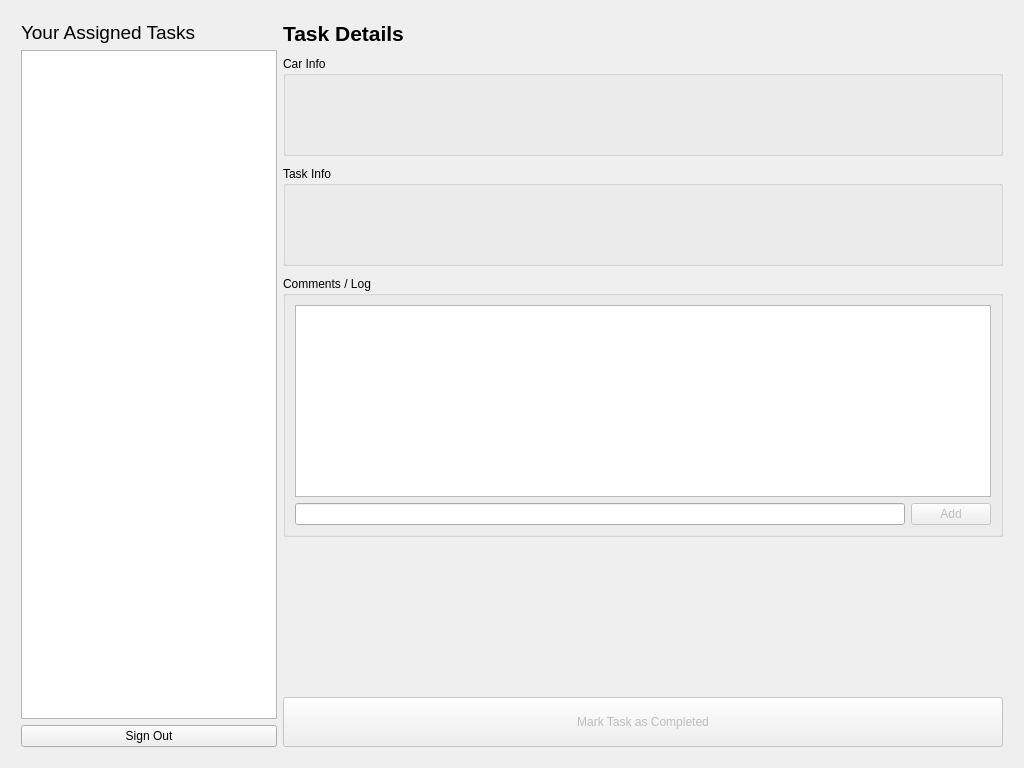
Before: the Qt Designer form AutoMagik/AutoMagik.ui in AlexOfRivia/AutoMagik, drawn with Qt 5.
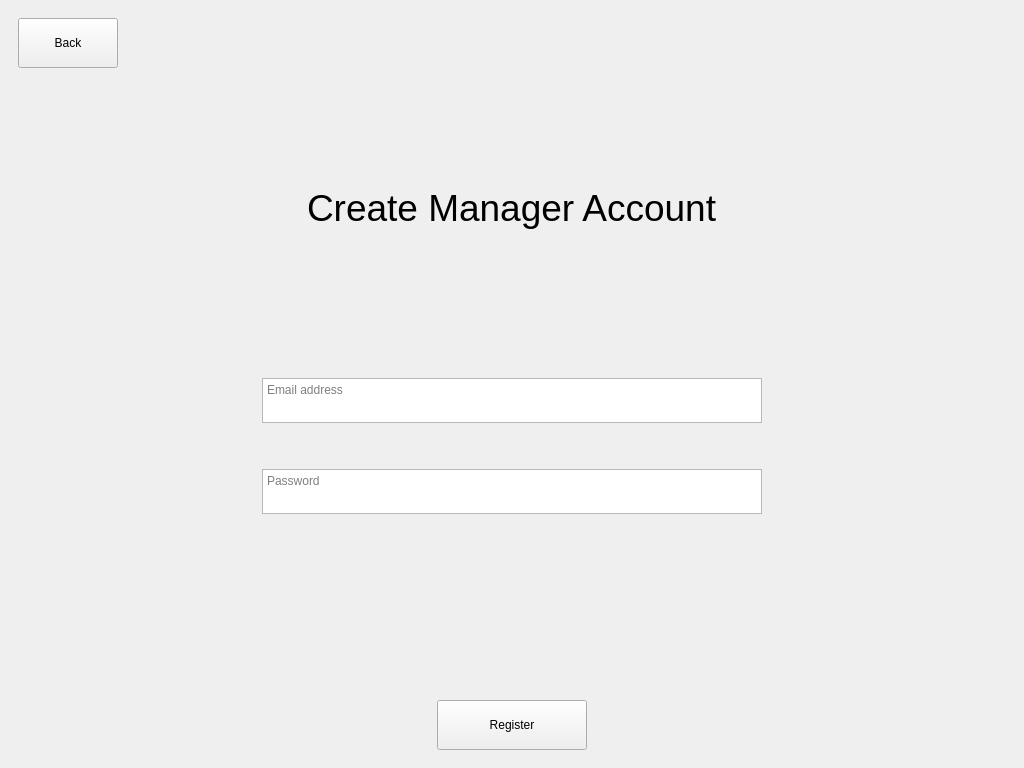
After: the same form once the commit is applied. The open tabs and pages were chosen to show the change. Icons and pictures are not drawn.

Commit message: Added register manager page

The edit to the form file:
```diff
--- a/AutoMagik/AutoMagik.ui
+++ b/AutoMagik/AutoMagik.ui
@@ -40,7 +40,7 @@
     </string>
   </property>
   <widget class="QWidget" name="centralWidget">
-   <layout class="QVBoxLayout" name="verticalLayout_5">
+   <layout class="QVBoxLayout" name="verticalLayout_7">
     <item>
      <widget class="QStackedWidget" name="stackedWidget">
       <property name="currentIndex">
@@ -448,6 +448,233 @@
         </item>
        </layout>
       </widget>
+      <widget class="QWidget" name="registerManagerPage">
+       <layout class="QVBoxLayout" name="verticalLayout_5">
+        <item>
+         <layout class="QVBoxLayout" name="verticalLayout_6">
+          <item>
+           <layout class="QHBoxLayout" name="horizontalLayout_15">
+            <item>
+             <widget class="QPushButton" name="backButton3">
+              <property name="minimumSize">
+               <size>
+                <width>100</width>
+                <height>50</height>
+               </size>
+              </property>
+              <property name="text">
+               <string>Back</string>
+              </property>
+             </widget>
+            </item>
+            <item>
+             <spacer name="horizontalSpacer_16">
+              <property name="orientation">
+               <enum>Qt::Orientation::Horizontal</enum>
+              </property>
+              <property name="sizeHint" stdset="0">
+               <size>
+                <width>40</width>
+                <height>20</height>
+               </size>
+              </property>
+             </spacer>
+            </item>
+           </layout>
+          </item>
+          <item>
+           <spacer name="verticalSpacer_12">
+            <property name="orientation">
+             <enum>Qt::Orientation::Vertical</enum>
+            </property>
+            <property name="sizeType">
+             <enum>QSizePolicy::Policy::Preferred</enum>
+            </property>
+            <property name="sizeHint" stdset="0">
+             <size>
+              <width>20</width>
+              <height>40</height>
+             </size>
+            </property>
+           </spacer>
+          </item>
+          <item>
+           <layout class="QHBoxLayout" name="horizontalLayout_16">
+            <item>
+             <spacer name="horizontalSpacer_17">
+              <property name="orientation">
+               <enum>Qt::Orientation::Horizontal</enum>
+              </property>
+              <property name="sizeHint" stdset="0">
+               <size>
+                <width>40</width>
+                <height>20</height>
+               </size>
+              </property>
+             </spacer>
+            </item>
+            <item>
+             <widget class="QLabel" name="label_3">
+              <property name="font">
+               <font>
+                <pointsize>28</pointsize>
+               </font>
+              </property>
+              <property name="text">
+               <string>Create Manager Account</string>
+              </property>
+             </widget>
+            </item>
+            <item>
+             <spacer name="horizontalSpacer_18">
+              <property name="orientation">
+               <enum>Qt::Orientation::Horizontal</enum>
+              </property>
+              <property name="sizeHint" stdset="0">
+               <size>
+                <width>40</width>
+                <height>20</height>
+               </size>
+              </property>
+             </spacer>
+            </item>
+           </layout>
+          </item>
+          <item>
+           <spacer name="verticalSpacer_13">
+            <property name="orientation">
+             <enum>Qt::Orientation::Vertical</enum>
+            </property>
+            <property name="sizeType">
+             <enum>QSizePolicy::Policy::Preferred</enum>
+            </property>
+            <property name="sizeHint" stdset="0">
+             <size>
+              <width>20</width>
+              <height>70</height>
+             </size>
+            </property>
+           </spacer>
+          </item>
+          <item>
+           <layout class="QHBoxLayout" name="horizontalLayout_17">
+            <item>
+             <widget class="QTextEdit" name="managerRegisterEmail">
+              <property name="maximumSize">
+               <size>
+                <width>500</width>
+                <height>45</height>
+               </size>
+              </property>
+              <property name="layoutDirection">
+               <enum>Qt::LayoutDirection::LeftToRight</enum>
+              </property>
+              <property name="autoFillBackground">
+               <bool>false</bool>
+              </property>
+              <property name="placeholderText">
+               <string>Email address</string>
+              </property>
+             </widget>
+            </item>
+           </layout>
+          </item>
+          <item>
+           <spacer name="verticalSpacer_14">
+            <property name="orientation">
+             <enum>Qt::Orientation::Vertical</enum>
+            </property>
+            <property name="sizeType">
+             <enum>QSizePolicy::Policy::Preferred</enum>
+            </property>
+            <property name="sizeHint" stdset="0">
+             <size>
+              <width>20</width>
+              <height>40</height>
+             </size>
+            </property>
+           </spacer>
+          </item>
+          <item>
+           <layout class="QHBoxLayout" name="horizontalLayout_18">
+            <item>
+             <widget class="QTextEdit" name="managerRegisterPassword">
+              <property name="maximumSize">
+               <size>
+                <width>500</width>
+                <height>45</height>
+               </size>
+              </property>
+              <property name="placeholderText">
+               <string>Password</string>
+              </property>
+             </widget>
+            </item>
+           </layout>
+          </item>
+          <item>
+           <spacer name="verticalSpacer_15">
+            <property name="orientation">
+             <enum>Qt::Orientation::Vertical</enum>
+            </property>
+            <property name="sizeType">
+             <enum>QSizePolicy::Policy::Preferred</enum>
+            </property>
+            <property name="sizeHint" stdset="0">
+             <size>
+              <width>20</width>
+              <height>180</height>
+             </size>
+            </property>
+           </spacer>
+          </item>
+          <item>
+           <layout class="QHBoxLayout" name="horizontalLayout_20">
+            <item>
+             <spacer name="horizontalSpacer_19">
+              <property name="orientation">
+               <enum>Qt::Orientation::Horizontal</enum>
+              </property>
+              <property name="sizeHint" stdset="0">
+               <size>
+                <width>40</width>
+                <height>20</height>
+               </size>
+              </property>
+             </spacer>
+            </item>
+            <item>
+             <widget class="QPushButton" name="registerButton">
+              <property name="minimumSize">
+               <size>
+                <width>150</width>
+                <height>50</height>
+               </size>
+              </property>
+              <property name="text">
+               <string>Register</string>
+              </property>
+             </widget>
+            </item>
+            <item>
+             <spacer name="horizontalSpacer_20">
+              <property name="orientation">
+               <enum>Qt::Orientation::Horizontal</enum>
+              </property>
+              <property name="sizeHint" stdset="0">
+               <size>
+                <width>40</width>
+                <height>20</height>
+               </size>
+              </property>
+             </spacer>
+            </item>
+           </layout>
+          </item>
+         </layout>
+        </item>
+       </layout>
+      </widget>
       <widget class="QWidget" name="ManagerLoginPage">
        <layout class="QVBoxLayout" name="verticalLayout_3">
         <item>
```
Left out of the diff: 2 changed lines with no effect on the pictures. The commit also changes 1 other file.
